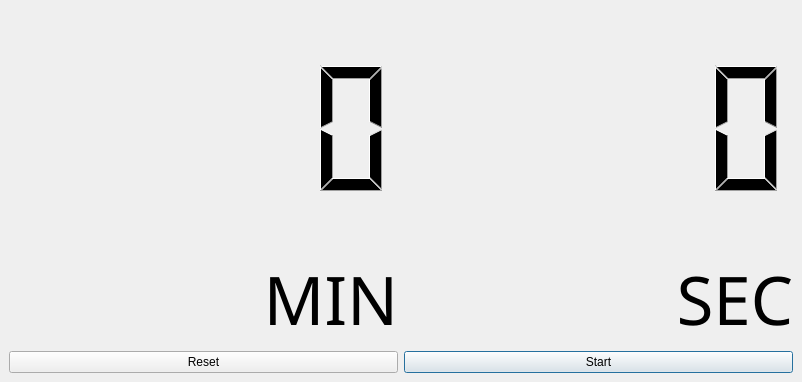
Old version of the form gui.ui in the repository ShaneDiNozzo/qt-stop-watch.py.
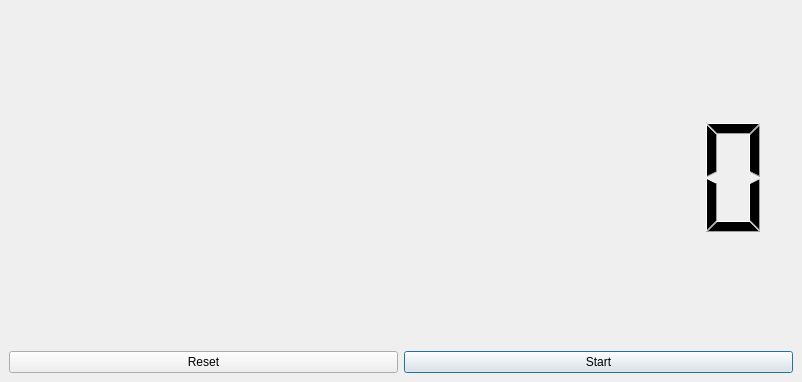
New version of the form.

Commit message: Uh, they changed that. Cool.

Diff of the .ui file:
```diff
--- a/gui.ui
+++ b/gui.ui
@@ -15,20 +15,7 @@
   </property>
   <widget class="QWidget" name="centralwidget">
    <layout class="QGridLayout" name="gridLayout">
-    <item row="0" column="2">
-     <widget class="QLCDNumber" name="sec">
-      <property name="frameShape">
-       <enum>QFrame::NoFrame</enum>
-      </property>
-      <property name="segmentStyle">
-       <enum>QLCDNumber::Filled</enum>
-      </property>
-      <property name="value" stdset="0">
-       <double>0.000000000000000</double>
-      </property>
-     </widget>
-    </item>
-    <item row="2" column="2">
+    <item row="1" column="2">
      <widget class="QPushButton" name="start">
       <property name="text">
        <string>Start</string>
@@ -38,61 +25,23 @@
       </property>
      </widget>
     </item>
-    <item row="2" column="1">
+    <item row="1" column="1">
      <widget class="QPushButton" name="reset">
       <property name="text">
        <string>Reset</string>
       </property>
      </widget>
     </item>
-    <item row="0" column="1">
-     <widget class="QLCDNumber" name="min">
+    <item row="0" column="1" colspan="2">
+     <widget class="QLCDNumber" name="lcd">
       <property name="frameShape">
        <enum>QFrame::NoFrame</enum>
       </property>
-     </widget>
-    </item>
-    <item row="1" column="1">
-     <widget class="QLabel" name="label">
-      <property name="sizePolicy">
-       <sizepolicy hsizetype="Preferred" vsizetype="Fixed">
-        <horstretch>0</horstretch>
-        <verstretch>0</verstretch>
-       </sizepolicy>
+      <property name="smallDecimalPoint">
+       <bool>true</bool>
       </property>
-      <property name="font">
-       <font>
-        <family>Ubuntu Mono</family>
-        <pointsize>50</pointsize>
-       </font>
-      </property>
-      <property name="text">
-       <string>MIN</string>
-      </property>
-      <property name="alignment">
-       <set>Qt::AlignRight|Qt::AlignTop|Qt::AlignTrailing</set>
-      </property>
-     </widget>
-    </item>
-    <item row="1" column="2">
-     <widget class="QLabel" name="label_2">
-      <property name="sizePolicy">
-       <sizepolicy hsizetype="Preferred" vsizetype="Fixed">
-        <horstretch>0</horstretch>
-        <verstretch>0</verstretch>
-       </sizepolicy>
-      </property>
-      <property name="font">
-       <font>
-        <family>Ubuntu Mono</family>
-        <pointsize>50</pointsize>
-       </font>
-      </property>
-      <property name="text">
-       <string>SEC</string>
-      </property>
-      <property name="alignment">
-       <set>Qt::AlignRight|Qt::AlignTop|Qt::AlignTrailing</set>
+      <property name="digitCount">
+       <number>10</number>
       </property>
      </widget>
     </item>
```
The commit also changes 1 other file.
